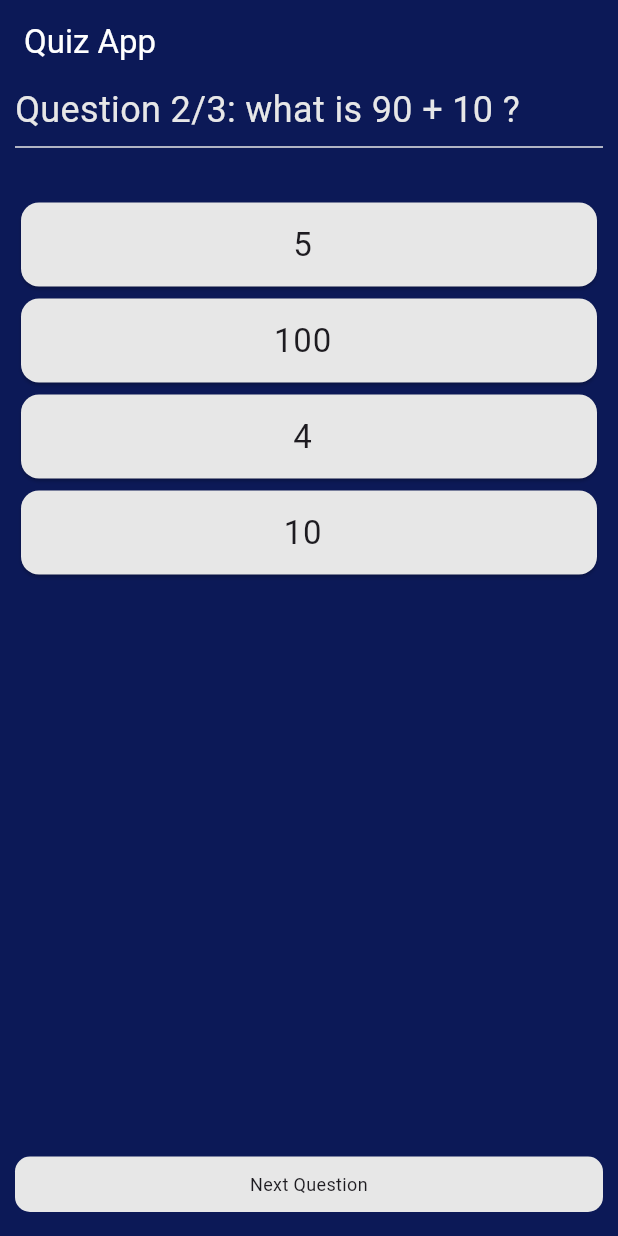
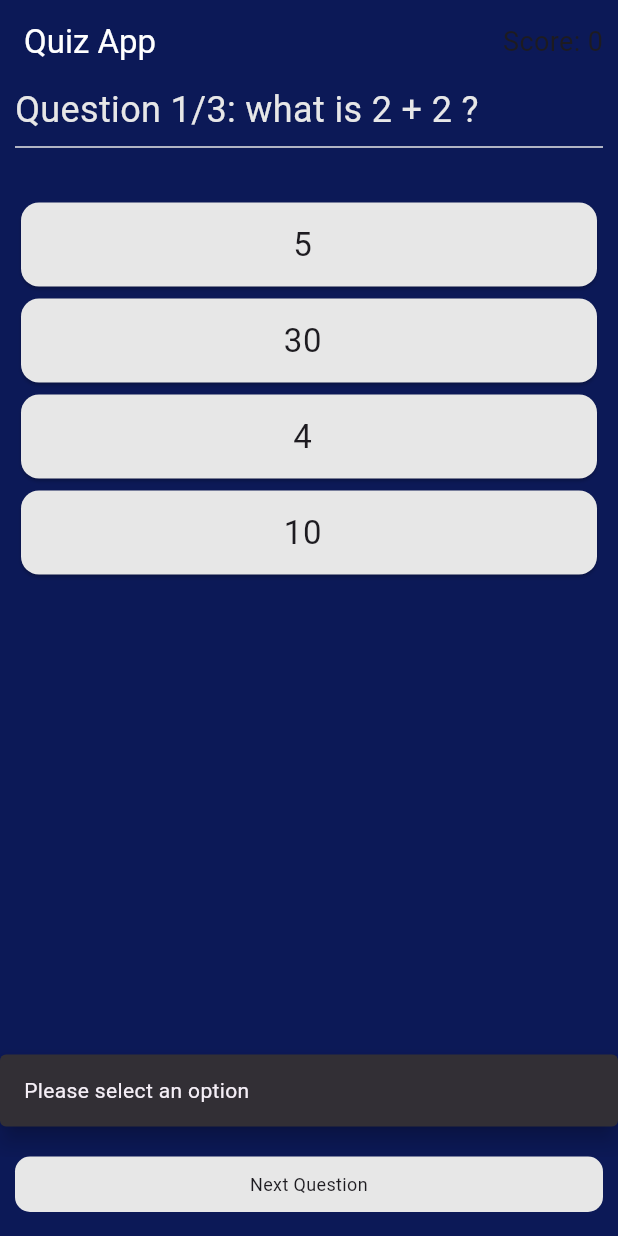
Before and after one commit to techusman-codes/Quiz_app, a Flutter app: the screen it shows after launch, after a tap on "Next Question", on a phone screen of 412 x 824 dp. Run offline on Flutter 3.47's test engine with Material 3 defaults, Android fonts, the phone set to English and light mode, and no system bars.

Commit message:
fixed a bu

```diff
--- a/lib/features/screens/home_screen.dart
+++ b/lib/features/screens/home_screen.dart
@@ -34,6 +34,8 @@ class _HomeScreenState extends State<HomeScreen> {
 
   // create an index to loop through the questions
   int index = 0;
+  // create a score variable
+  int score = 0;
   // create a boolean if the user has has clicked
   bool isPressed = false;
 
@@ -42,17 +44,30 @@ class _HomeScreenState extends State<HomeScreen> {
     if (index == _questions.length - 1) {
     } else {
       setState(() {
+        if (isPressed) {
           index++; // when the index will change to one then rebuld the app
           isPressed = false;
+        } else {
+          ScaffoldMessenger.of(context).showSnackBar(
+            SnackBar(
+              content: Text("Please select an option"),
+              behavior: SnackBarBehavior.floating,
+              margin: EdgeInsets.symmetric(vertical: 20.0),
+            ),
+          );
+        }
       });
     }
   }
 
   // creatin  a function for changing color
-  void changeColor() {
+  void checkAnswerAndUpdate(bool value) {
+    if (value == true) {
+      score++;
       setState(() {
         isPressed = true;
       });
+    }
   }
 
   @override
@@ -63,6 +78,12 @@ class _HomeScreenState extends State<HomeScreen> {
         title: Text('Quiz App', style: TextStyle(color: Colors.white)),
         backgroundColor: backround,
         shadowColor: Colors.transparent,
+        actions: [
+          Padding(
+            padding: EdgeInsets.all(10),
+            child: Text('Score: $score', style: TextStyle(fontSize: 18.0)),
+          ),
+        ],
       ),
       body: Container(
         width: double.infinity,
@@ -81,17 +102,24 @@ class _HomeScreenState extends State<HomeScreen> {
             // add some space here
             const SizedBox(height: 25.0),
             for (int i = 0; i < _questions[index].options.length; i++)
-              OptionsCard(
+              GestureDetector(
+                onTap:
+                    () => checkAnswerAndUpdate(
+                      _questions[index].options.values.toList()[i],
+                    ),
+                child: OptionsCard(
                   option: _questions[index].options.keys.toList()[i],
+                  // first check if the answer is correct
                   color:
                       isPressed
                           ? _questions[index].options.values.toList()[i] == true
                               ? correct
                               : incorrect
                           : neutral,
-                ontap: changeColor,
+
                   isClicked: false, // Set this according to your logic
                   option1: '', // Set this according to your logic or data model
+                ),
               ),
           ],
         ),
--- a/lib/models/instructions.txt
+++ b/lib/models/instructions.txt
@@ -27,3 +27,6 @@ before going to the UI desing, first lets make some constant variables
  -- now that is fixed we have to add a function for when its pressed value chaned.
  -- fix that a bug in the nextQuestion widget
  -- its fixed now moveon the nextpart
+ -- add some score to show in ur app
+ -- add some functionalities to increase the value of our score,
+ when the user answer a question correctly then the score will increae go up to 1
--- a/lib/models/widget/options_card.dart
+++ b/lib/models/widget/options_card.dart
@@ -9,7 +9,7 @@ class OptionsCard extends StatelessWidget {
   const OptionsCard({
     super.key,
     required this.option,
-    required this.ontap,
+
     required this.isClicked,
     required this.color,
     required this.option1,
@@ -17,13 +17,11 @@ class OptionsCard extends StatelessWidget {
 
   final bool isClicked;
   final Color color;
-  final VoidCallback ontap;
+
   final String option1;
   @override
   Widget build(BuildContext context) {
-    return GestureDetector(
-      onTap: ontap,
-      child: Card(
+    return Card(
       color: color,
       child: ListTile(
         title: Text(
@@ -32,7 +30,6 @@ class OptionsCard extends StatelessWidget {
           style: TextStyle(fontSize: 22.0),
         ),
       ),
-      ),
     );
   }
 }
```
Lines whose indentation alone changed are shown as unchanged.
